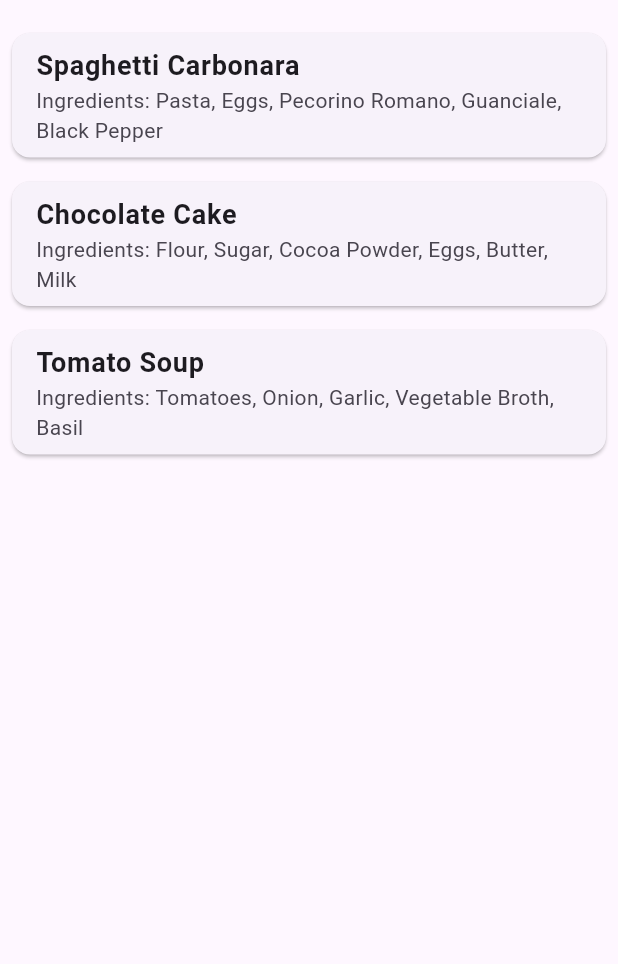
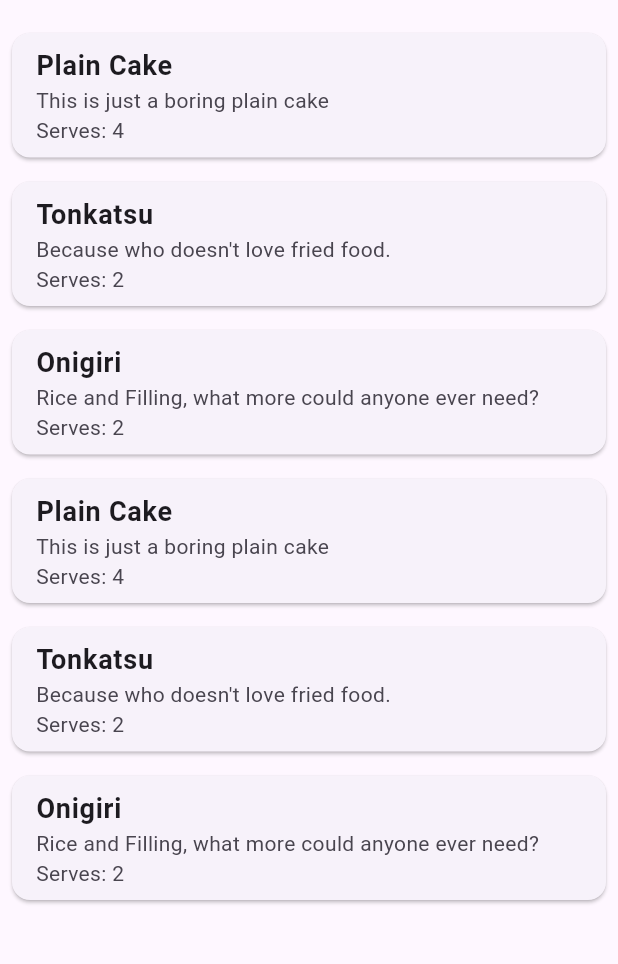
Before and after one commit to pizzadeliverymen/RecipeFlutter, a Flutter app: the screen it shows after launch, on a phone screen of 412 x 824 dp, the part 63-1027 px from its top. Run offline on Flutter 3.47's test engine with Material 3 defaults, Android fonts, the phone set to English and light mode, and no system bars; our stand-ins replace flutter_html.

Commit message:
basic flutter version

```diff
--- /dev/null
+++ b/recipe_app/assets/data/recipe-list.json
@@ -0,0 +1,106 @@
+[
+    {
+      "id": "plain-cake",
+      "title": "Plain Cake",
+      "description": "This is just a boring plain cake",
+      "img": "https://live.staticflickr.com/6066/6064302961_4967003736_z.jpg",
+      "imgCredits": "Image licensed under <a href=\"https://creativecommons.org/licenses/by-nc-nd/2.0/\" target=\"_blank\">Attribution-NonCommercial-NoDerivs</a> by <a href=\"www.chocolate-dessert-recipes.com/\">www.chocolate-dessert-recipes.com</a>",
+      "imgAlt": "Plain Cake",
+      "tags": [
+        "vegetarian",
+        "dessert"
+      ],
+      "serves": 4,
+      "prep": 10,
+      "cook": 25,
+      "ingredients": [
+        "1 cup of flour",
+        "2 eggs",
+        "1/2 cup of milk",
+        "1 tbsp of sugar"
+      ],
+      "tools": [
+        "Oven",
+        "Bowl",
+        "Baking Dish"
+      ],
+      "instructions": [
+        "Preheat the oven to 350°F (175°C)",
+        "Mix all the ingredients in a bowl.",
+        "Pour the mixture into a baking dish.",
+        "Bake for 25 minutes or until golden brown."
+      ]
+    },
+    {
+      "id": "tonkatsu",
+      "title": "Tonkatsu",
+      "description": "Because who doesn't love fried food.",
+      "img": "https://images.unsplash.com/photo-1569050467447-ce54b3bbc37d?q=80&w=1964&auto=format&fit=crop&ixlib=rb-4.0.3&ixid=M3wxMjA3fDB8MHxwaG90by1wYWdlfHx8fGVufDB8fHx8fA%3D%3D",
+      "imgCredits": "Photo by <a href=\"https://unsplash.com/@stefentan?utm_content=creditCopyText&utm_medium=referral&utm_source=unsplash\">Stefen Tan</a> on <a href=\"https://unsplash.com/photos/fried-dish-on-round-black-plate-_sfMD-OhFR8?utm_content=creditCopyText&utm_medium=referral&utm_source=unsplash\">Unsplash</a>",
+      "imgAlt": "Tonkatsu",
+      "tags": [
+        "fried",
+        "japanese"
+      ],
+      "serves": 2,
+      "prep": 15,
+      "cook": 5,
+      "ingredients": [
+        "1 pork cutlet",
+        "1 beaten egg",
+        "1/2 cup of panko",
+        "1 tbsp flour",
+        "Some salt and pepper for seasoning",
+        "Enough oil for frying"
+      ],
+      "tools": [
+        "Stove",
+        "1 bowl each for panko, flour, and egg",
+        "Frying Pan",
+        "Mallet"
+      ],
+      "instructions": [
+        "Smash pork evenly until approx 0.5 cm thick (use ziplock bag or clingwrap for easier cleanup).",
+        "Season cutlets with salt and pepper.",
+        "Put cutlet into bowl of flour and coat evenly, then follow up with egg and panko.",
+        "Heat up oil in frying pan.",
+        "Fry cutlet until golden brown on both sides (approx 2-3 minutes per side).",
+        "Lay out on paper towls to dry and cool down.",
+        "Eat with rice, cabbage, curry, or whatever your heart desires."
+      ]
+    },
+    {
+      "id": "onigiri",
+      "title": "Onigiri",
+      "description": "Rice and Filling, what more could anyone ever need?",
+      "img": "https://images.unsplash.com/photo-1606672707344-56ec6c7df55a?q=80&w=1965&auto=format&fit=crop&ixlib=rb-4.0.3&ixid=M3wxMjA3fDB8MHxwaG90by1wYWdlfHx8fGVufDB8fHx8fA%3D%3D",
+      "imgCredits": "Photo by <a href=\"https://unsplash.com/@grissphoto?utm_content=creditCopyText&utm_medium=referral&utm_source=unsplash\">Max Griss</a> on <a href=\"https://unsplash.com/photos/person-holding-white-and-brown-cake-WkscgH9qUa0?utm_content=creditCopyText&utm_medium=referral&utm_source=unsplash\">Unsplash</a>",
+      "imgAlt": "Onigiri",
+      "tags": [
+        "japanese",
+        "snack"
+      ],
+      "serves": 2,
+      "prep": 30,
+      "cook": 15,
+      "ingredients": [
+        "1 cup of rice",
+        "1 tbsp of filling (tuna, salmon, etc.)",
+        "Seaweed (optional)"
+      ],
+      "tools": [
+        "Rice Cooker",
+        "Bowl",
+        "Plastic Wrap"
+      ],
+      "instructions": [
+        "Cook rice as you normally would",
+        "Prepare fillings.",
+        "Put plastic wrap in bowl.",
+        "Dump ~1 large spoon of rice into bowl.",
+        "Create small divet in rice to place 2 tsp of fillings into.",
+        "Use plastic wrap to fold rice over fillings and squeeze to form triangular shape.",
+        "Repeat with rest of rice/fillings."
+      ]
+    }
+  ]
--- a/recipe_app/lib/main.dart
+++ b/recipe_app/lib/main.dart
@@ -1,4 +1,6 @@
 import 'package:flutter/material.dart';
+import 'dart:convert';
+import 'package:flutter_html/flutter_html.dart';
 
 void main() {
   runApp(const MyApp());
@@ -19,17 +21,34 @@ class MyApp extends StatelessWidget {
   }
 }
 
-class RecipeListScreen extends StatelessWidget {
+class RecipeListScreen extends StatefulWidget {
   const RecipeListScreen({super.key});
 
-  // Dummy recipe data for now
-  final List<Recipe> recipes = const [
-    Recipe(title: 'Spaghetti Carbonara', ingredients: ['Pasta', 'Eggs', 'Pecorino Romano', 'Guanciale', 'Black Pepper']),
-    Recipe(title: 'Chocolate Cake', ingredients: ['Flour', 'Sugar', 'Cocoa Powder', 'Eggs', 'Butter', 'Milk']),
-    Recipe(title: 'Tomato Soup', ingredients: ['Tomatoes', 'Onion', 'Garlic', 'Vegetable Broth', 'Basil']),
-  ];
+  @override
+  State<RecipeListScreen> createState() => _RecipeListScreenState();
+}
 
-    @override
+class _RecipeListScreenState extends State<RecipeListScreen> {
+  List<Recipe> recipes = [];
+  @override
+  void initState() {
+    super.initState();
+    _loadRecipes();
+  }
+
+  Future<void> _loadRecipes() async {
+    // Load the JSON file from assets
+    final String response = await DefaultAssetBundle.of(context).loadString('assets/data/recipe-list.json');
+    final List<dynamic> data = json.decode(response) as List<dynamic>;
+
+    // Parse the JSON data into Recipe objects
+    setState(() {
+      recipes = data.map((json) => Recipe.fromJson(json as Map<String, dynamic>)).toList();
+      recipes = recipes + recipes;
+    });
+  }
+
+  @override
   Widget build(BuildContext context) {
     return Scaffold(
       appBar: AppBar(
@@ -43,7 +62,7 @@ class RecipeListScreen extends StatelessWidget {
             margin: const EdgeInsets.all(8.0),
             child: ListTile(
               title: Text(recipe.title, style: const TextStyle(fontSize: 18.0, fontWeight: FontWeight.bold)),
-              subtitle: Text('Ingredients: ${recipe.ingredients.join(', ')}'),
+              subtitle: Text('${recipe.description}\nServes: ${recipe.serves}'),
               onTap: () {
                 Navigator.push(
                   context,
@@ -60,10 +79,56 @@ class RecipeListScreen extends StatelessWidget {
   }
 }
 
+
 class Recipe {
-  const Recipe({required this.title, required this.ingredients});
+  final String id;
   final String title;
+  final String description;
+  final String img;
+  final String imgCredits;
+  final String imgAlt;
+  final List<String> tags;
+  final int serves;
+  final int prep;
+  final int cook;
   final List<String> ingredients;
+  final List<String> tools;
+  final List<String> instructions;
+
+  const Recipe({
+    required this.id,
+    required this.title,
+    required this.description,
+    required this.img,
+    required this.imgCredits,
+    required this.imgAlt,
+    required this.tags,
+    required this.serves,
+    required this.prep,
+    required this.cook,
+    required this.ingredients,
+    required this.tools,
+    required this.instructions,
+  });
+
+  // Factory to create a Recipe from JSON
+  factory Recipe.fromJson(Map<String, dynamic> json) {
+    return Recipe(
+      id: json['id'],
+      title: json['title'],
+      description: json['description'],
+      img: json['img'],
+      imgCredits: json['imgCredits'],
+      imgAlt: json['imgAlt'],
+      tags: List<String>.from(json['tags']),
+      serves: json['serves'],
+      prep: json['prep'],
+      cook: json['cook'],
+      ingredients: List<String>.from(json['ingredients']),
+      tools: List<String>.from(json['tools']),
+      instructions: List<String>.from(json['instructions']),
+    );
+  }
 }
 
 class RecipeDetailScreen extends StatelessWidget {
@@ -76,18 +141,39 @@ class RecipeDetailScreen extends StatelessWidget {
       appBar: AppBar(
         title: Text(recipe.title),
       ),
-      body: Padding(
+      body: SingleChildScrollView(
         padding: const EdgeInsets.all(16.0),
         child: Column(
           crossAxisAlignment: CrossAxisAlignment.start,
           children: [
+            Image.network(recipe.img, fit: BoxFit.cover),
+            Html(data: recipe.imgCredits),
+            Text(recipe.description, style: const TextStyle(fontSize: 16.0)),
+            Text('Tags: ${recipe.tags.join(', ')}'),
+            Text('Serves: ${recipe.serves}'),
+            Text('Prep Time: ${recipe.prep} min'),
+            Text('Cook Time: ${recipe.cook} min'),
             Text('Ingredients:', style: const TextStyle(fontSize: 16.0, fontWeight: FontWeight.bold)),
             const SizedBox(height: 8.0),
-            Text(recipe.ingredients.join('\n')),
+            Column(
+              crossAxisAlignment: CrossAxisAlignment.start,
+              children: recipe.ingredients.map((ingredient) => Text('• $ingredient')).toList(),
+            ),
             const SizedBox(height: 16.0),
-            const Text('Instructions:', style: TextStyle(fontSize: 16.0, fontWeight: FontWeight.bold)),
+            Text('Tools:', style: const TextStyle(fontSize: 16.0, fontWeight: FontWeight.bold)),
             const SizedBox(height: 8.0),
-            const Text('Instructions will go here in the future.'), // Placeholder
+            Column(
+              crossAxisAlignment: CrossAxisAlignment.start,
+              children: recipe.tools.map((tool) => Text('• $tool')).toList(),
+            ),
+            const SizedBox(height: 16.0),
+            Text('Instructions:', style: TextStyle(fontSize: 16.0, fontWeight: FontWeight.bold)),
+            const SizedBox(height: 8.0),
+            Column(
+              crossAxisAlignment: CrossAxisAlignment.start,
+              children: recipe.instructions.map((instruction) => Text('• $instruction')).toList(),
+              spacing: 5.0,
+            ),
           ],
         ),
       ),
--- a/recipe_app/pubspec.yaml
+++ b/recipe_app/pubspec.yaml
@@ -9,6 +9,7 @@ environment:
 dependencies:
   flutter:
     sdk: flutter
+  flutter_html: ^3.0.0
 
 dev_dependencies:
   flutter_test:
@@ -17,3 +18,5 @@ dev_dependencies:
 
 flutter:
   uses-material-design: true
+  assets:
+    - assets/data/recipe-list.json
```
